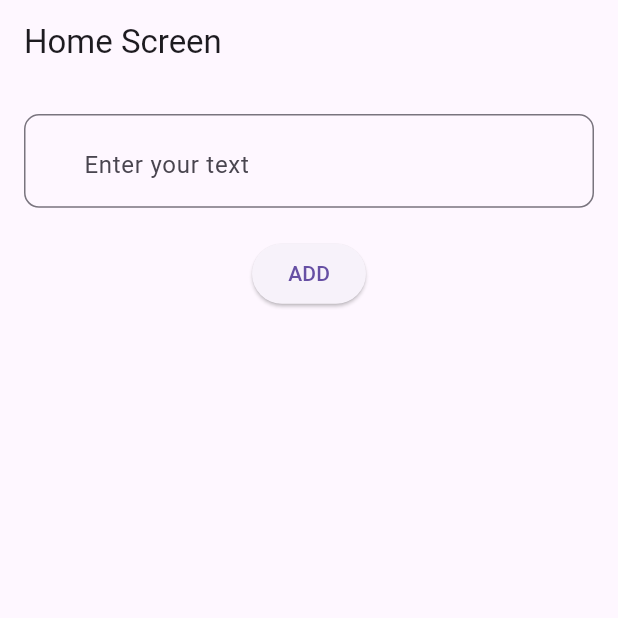
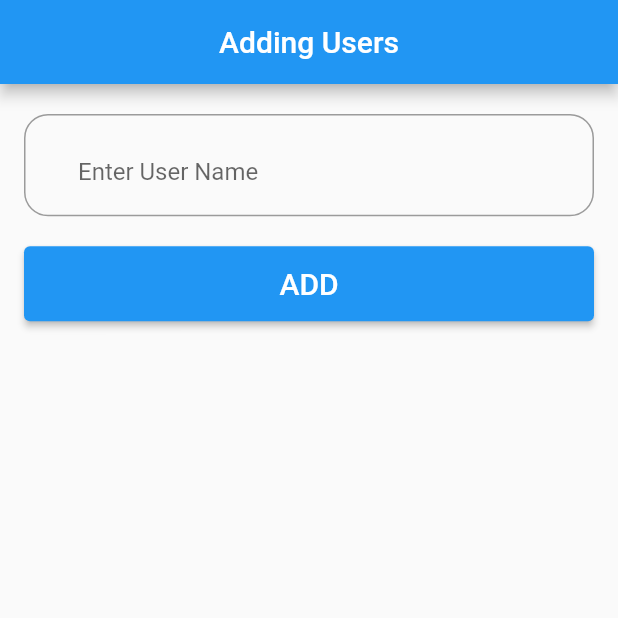
Before and after one commit to HamzaAlwajeeh/Mobile-App-Level-Four, a Flutter app: the screen it shows after launch, on a phone screen of 412 x 824 dp, the top half of it. Run offline on Flutter 3.47's test engine with Material 3 defaults, Android fonts, the phone set to English and light mode, and no system bars.

Commit message:
Enhance UI styling and user form components

```diff
--- a/lib/Lab1/screens/lab1_home_screen.dart
+++ b/lib/Lab1/screens/lab1_home_screen.dart
@@ -19,7 +19,7 @@ class _Lab1HomeScreenState extends State<Lab1HomeScreen> {
   @override
   Widget build(BuildContext context) {
     return Scaffold(
-      appBar: AppBar(title: const Text('Home Screen')),
+      appBar: AppBar(title: const Text('Adding Users'), centerTitle: true),
       body: Form(
         key: formKey,
         autovalidateMode: autovalidateMode,
--- a/lib/Lab1/widgets/custom_button.dart
+++ b/lib/Lab1/widgets/custom_button.dart
@@ -5,6 +5,10 @@ class CustomButton extends StatelessWidget {
   final void Function()? onPressed;
   @override
   Widget build(BuildContext context) {
-    return ElevatedButton(onPressed: onPressed, child: Text('ADD'));
+    return ElevatedButton(
+      onPressed: onPressed,
+      style: ElevatedButton.styleFrom(minimumSize: Size(double.infinity, 50)),
+      child: Text('ADD', style: TextStyle(fontSize: 20)),
+    );
   }
 }
--- a/lib/Lab1/widgets/custom_form_field.dart
+++ b/lib/Lab1/widgets/custom_form_field.dart
@@ -8,15 +8,15 @@ class CustomTextFormFiels extends StatelessWidget {
     return TextFormField(
       validator: (value) {
         if (value == null || value.isEmpty) {
-          return 'Please enter some text';
+          return 'Please enter Name';
         }
         return null;
       },
       onChanged: onChanged,
       decoration: InputDecoration(
         prefix: Icon(Icons.person),
-        border: OutlineInputBorder(borderRadius: BorderRadius.circular(10.0)),
-        hintText: 'Enter your text',
+        border: OutlineInputBorder(borderRadius: BorderRadius.circular(16)),
+        hintText: 'Enter User Name',
       ),
     );
   }
--- a/lib/main.dart
+++ b/lib/main.dart
@@ -11,6 +11,7 @@ class MyApp extends StatelessWidget {
   @override
   Widget build(BuildContext context) {
     return MaterialApp(
+      theme: ThemeData(useMaterial3: false),
       title: 'Level Four',
       debugShowCheckedModeBanner: false,
       home: Lab1HomeScreen(),
```
Also changed, not shown: lib/Lab1/widgets/custom_list_view.dart (+9 -3 lines).
